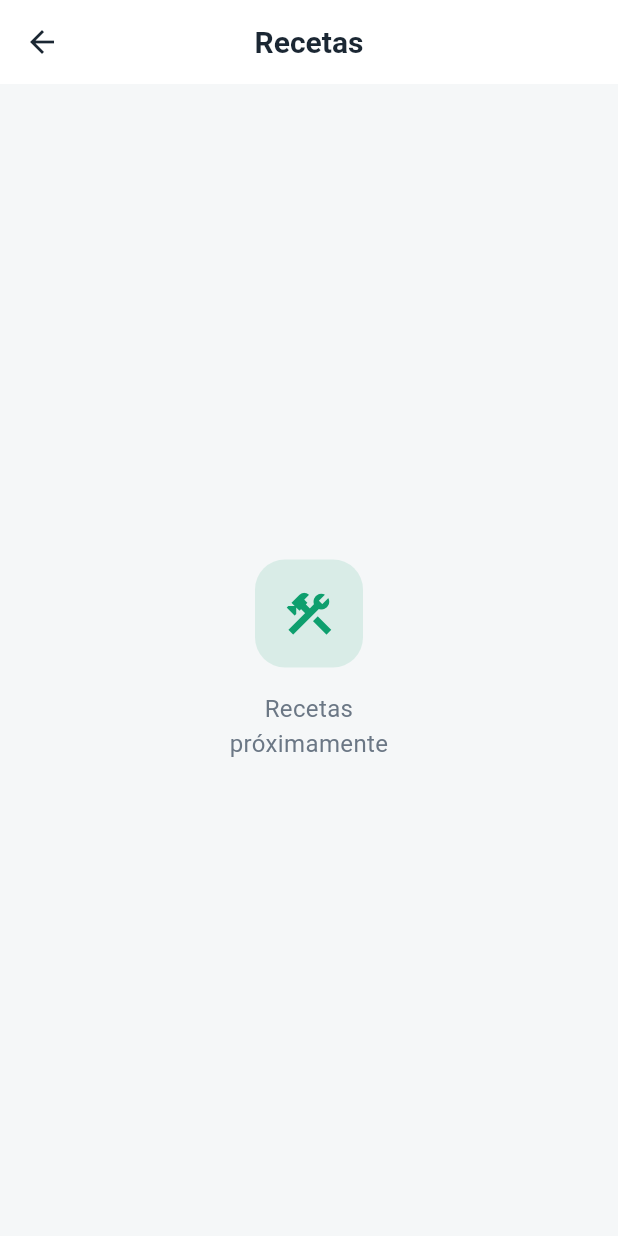
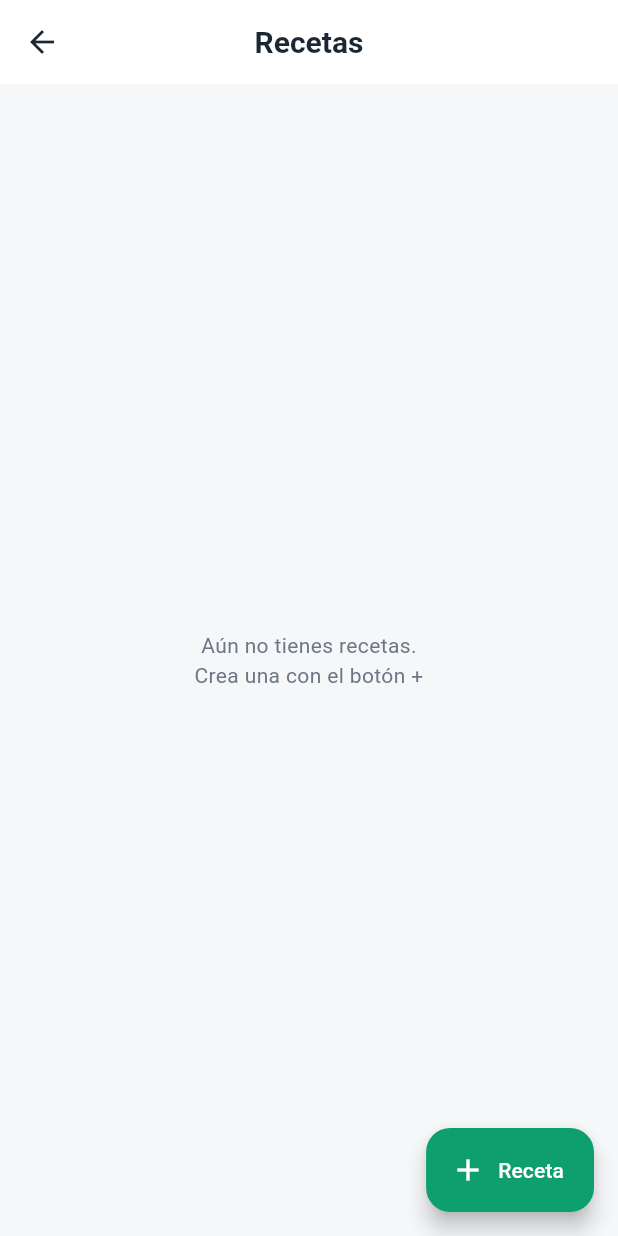
Before and after one commit to sgallon-ux/stocklet, a Flutter app: the CrearHub screen opened directly, after a tap on "Recetas", on a phone screen of 412 x 824 dp. Run offline on Flutter 3.47's test engine with Material 3 defaults, Android fonts, the phone set to English and light mode, and no system bars; our stand-ins replace cloud_firestore, country_picker, firebase_auth, firebase_core, fl_chart, shared_preferences; missing offline and left inert: currency_picker; accounts and stored records are empty; generated files the repository leaves out were written again.

Commit message:
Guia de preparación de recetas, crear, editar, borrar

```diff
--- /dev/null
+++ b/lib/models/guia_receta.dart
@@ -0,0 +1,36 @@
+import 'package:cloud_firestore/cloud_firestore.dart';
+
+class GuiaReceta {
+  String id;
+  String titulo;
+  List<String> ingredientes;
+  List<String> pasos;
+  DateTime fecha;
+
+  GuiaReceta({
+    String? id,
+    required this.titulo,
+    required this.ingredientes,
+    required this.pasos,
+    required this.fecha,
+  }) : id = id ?? DateTime.now().microsecondsSinceEpoch.toString();
+
+  Map<String, dynamic> toMap() => {
+        'titulo': titulo,
+        'ingredientes': ingredientes,
+        'pasos': pasos,
+        'fecha': Timestamp.fromDate(fecha),
+      };
+
+  factory GuiaReceta.fromMap(String id, Map<String, dynamic> map) => GuiaReceta(
+        id: id,
+        titulo: map['titulo'] as String,
+        ingredientes: ((map['ingredientes'] as List?) ?? const [])
+            .map((e) => e.toString())
+            .toList(),
+        pasos: ((map['pasos'] as List?) ?? const [])
+            .map((e) => e.toString())
+            .toList(),
+        fecha: (map['fecha'] as Timestamp).toDate(),
+      );
+}
--- a/lib/pantallas/crear_hub.dart
+++ b/lib/pantallas/crear_hub.dart
@@ -4,6 +4,7 @@ import 'inventario.dart';
 import 'productos.dart';
 import 'pedidos.dart';
 import 'proximamente.dart';
+import 'recetas.dart';
 
 class CrearHub extends StatelessWidget {
   const CrearHub({super.key});
@@ -49,8 +50,7 @@ class CrearHub extends StatelessWidget {
           _item(context, Icons.receipt_long_outlined, 'Pedidos',
               'Encargos de clientes', const PantallaPedidos()),
           _item(context, Icons.menu_book_outlined, 'Recetas',
-              'Guías de preparación paso a paso',
-              const PantallaProximamente('Recetas')),
+              'Guías de preparación paso a paso', const PantallaRecetas()),
           _item(context, Icons.picture_as_pdf_outlined, 'Catálogo',
               'Tus catálogos en PDF', const PantallaProximamente('Catálogo')),
         ],
--- /dev/null
+++ b/lib/pantallas/recetas.dart
@@ -0,0 +1,77 @@
+import 'package:flutter/material.dart';
+import 'package:provider/provider.dart';
+import '../datos_app.dart';
+import '../tema.dart';
+import 'editor_receta.dart';
+import 'ver_receta.dart';
+
+class PantallaRecetas extends StatelessWidget {
+  const PantallaRecetas({super.key});
+
+  @override
+  Widget build(BuildContext context) {
+    return Scaffold(
+      appBar: AppBar(title: const Text('Recetas')),
+      floatingActionButton: FloatingActionButton.extended(
+        onPressed: () => Navigator.push(context,
+            MaterialPageRoute(builder: (_) => const PantallaEditorReceta())),
+        icon: const Icon(Icons.add),
+        label: const Text('Receta'),
+      ),
+      body: Consumer<DatosApp>(
+        builder: (context, datos, child) {
+          final recetas = [...datos.recetas]
+            ..sort((a, b) =>
+                a.titulo.toLowerCase().compareTo(b.titulo.toLowerCase()));
+
+          if (recetas.isEmpty) {
+            return const Center(
+              child: Padding(
+                padding: EdgeInsets.all(32),
+                child: Text('Aún no tienes recetas.\nCrea una con el botón +',
+                    textAlign: TextAlign.center,
+                    style: TextStyle(color: AppColores.textoSuave)),
+              ),
+            );
+          }
+
+          return ListView(
+            padding: const EdgeInsets.all(16),
+            children: recetas.map((r) {
+              return Card(
+                clipBehavior: Clip.antiAlias,
+                child: ListTile(
+                  onTap: () => Navigator.push(
+                      context,
+                      MaterialPageRoute(
+                          builder: (_) => PantallaVerReceta(receta: r))),
+                  leading: Container(
+                    height: 44,
+                    width: 44,
+                    alignment: Alignment.center,
+                    decoration: BoxDecoration(
+                      color: AppColores.verde.withValues(alpha: 0.12),
+                      borderRadius: BorderRadius.circular(12),
+                    ),
+                    child: const Icon(Icons.menu_book_outlined,
+                        color: AppColores.verde),
+                  ),
+                  title: Text(r.titulo,
+                      maxLines: 1,
+                      overflow: TextOverflow.ellipsis,
+                      style: const TextStyle(
+                          fontWeight: FontWeight.bold,
+                          color: AppColores.texto)),
+                  subtitle: Text(
+                      '${r.ingredientes.length} ingredientes · ${r.pasos.length} pasos'),
+                  trailing: const Icon(Icons.chevron_right,
+                      color: AppColores.textoSuave),
+                ),
+              );
+            }).toList(),
+          );
+        },
+      ),
+    );
+  }
+}
```
Also changed, not shown: lib/datos_app.dart (+34 -0 lines), lib/pantallas/editor_receta.dart (added, +135 -0 lines), lib/pantallas/ver_receta.dart (added, +151 -0 lines).
